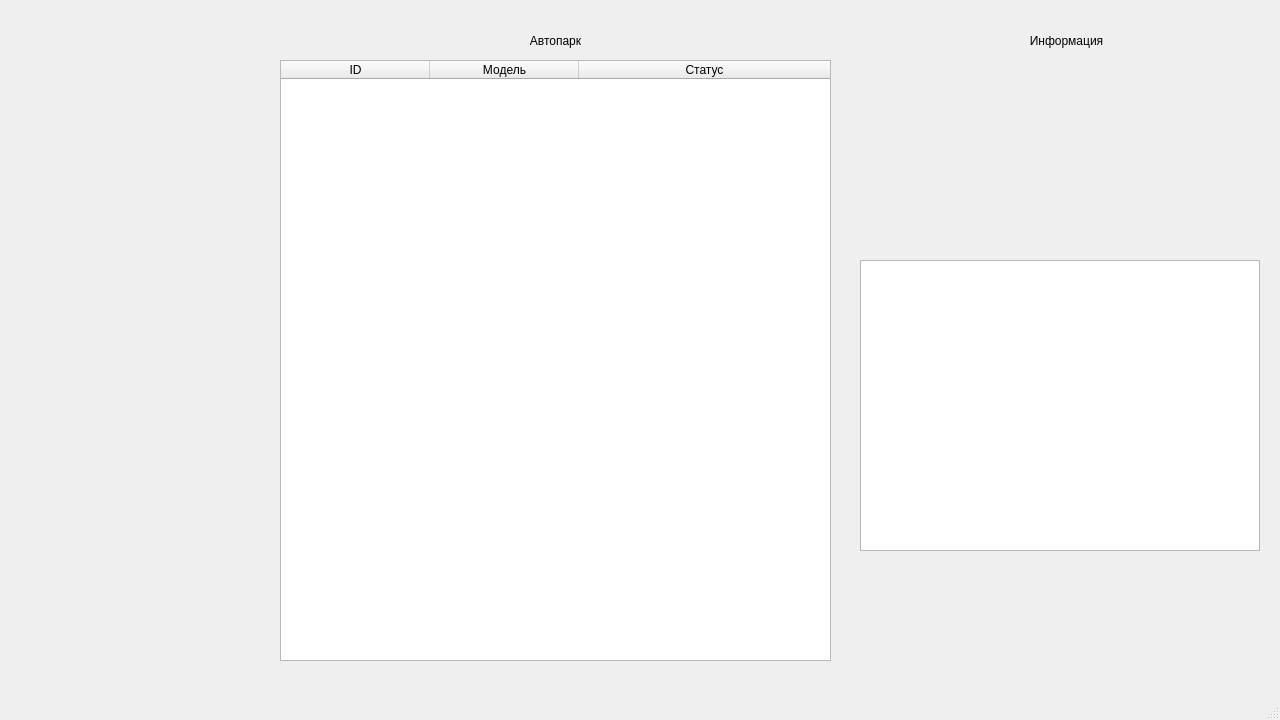
This is app/xml/main_window.ui in dvraklanov/RentaCar as Qt 5 draws it before an edit. The edited form follows.
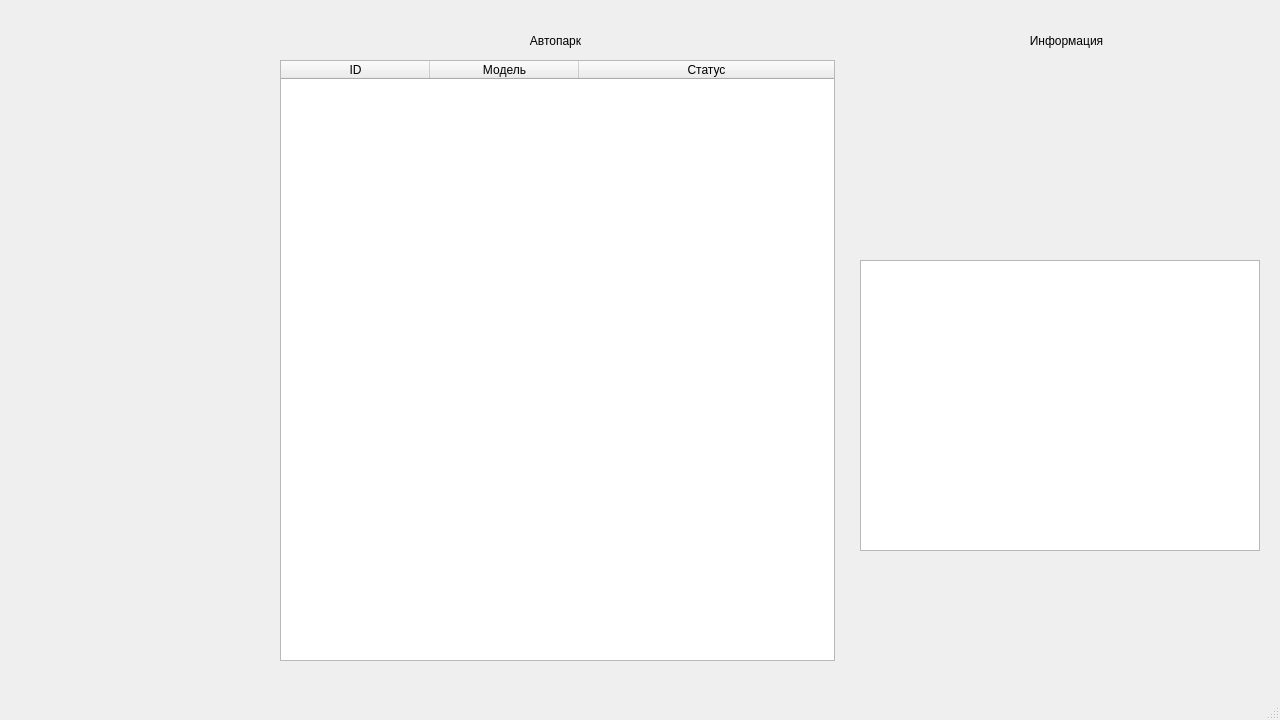
This is the edited form.

What changed in the file:
```diff
--- a/app/xml/main_window.ui
+++ b/app/xml/main_window.ui
@@ -19,7 +19,7 @@
      <rect>
       <x>280</x>
       <y>60</y>
-      <width>551</width>
+      <width>555</width>
       <height>601</height>
      </rect>
     </property>
```
Left out of the diff: 7 changed lines with no effect on the pictures.
